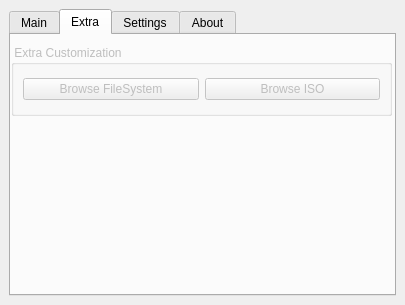
This is src/gui.ui in kamilion/customizer as Qt 5 draws it before an edit. The edited form follows.
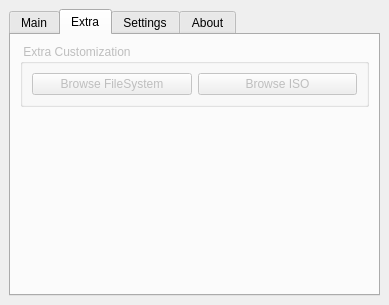
This is the edited form. The open tabs and pages were chosen to show the change. Icons and pictures are not drawn.

Commit message: make the extra customization size flexible

What changed in the file:
```diff
--- a/src/gui.ui
+++ b/src/gui.ui
@@ -6,7 +6,7 @@
    <rect>
     <x>0</x>
     <y>0</y>
-    <width>405</width>
+    <width>389</width>
     <height>305</height>
    </rect>
   </property>
@@ -194,18 +194,12 @@
        <attribute name="title">
         <string>Extra</string>
        </attribute>
+       <layout class="QGridLayout" name="gridLayout_8">
+        <item row="0" column="0">
        <widget class="QGroupBox" name="extraCustomizationBox">
         <property name="enabled">
          <bool>false</bool>
         </property>
-        <property name="geometry">
-         <rect>
-          <x>0</x>
-          <y>10</y>
-          <width>381</width>
-          <height>71</height>
-         </rect>
-        </property>
         <property name="title">
          <string> Extra Customization </string>
         </property>
@@ -226,6 +220,21 @@
          </item>
         </layout>
        </widget>
+        </item>
+        <item row="1" column="0">
+         <spacer name="verticalSpacer_2">
+          <property name="orientation">
+           <enum>Qt::Vertical</enum>
+          </property>
+          <property name="sizeHint" stdset="0">
+           <size>
+            <width>20</width>
+            <height>40</height>
+           </size>
+          </property>
+         </spacer>
+        </item>
+       </layout>
       </widget>
       <widget class="QWidget" name="tab_2">
        <attribute name="icon">
```
Lines whose indentation alone changed are shown as unchanged.
